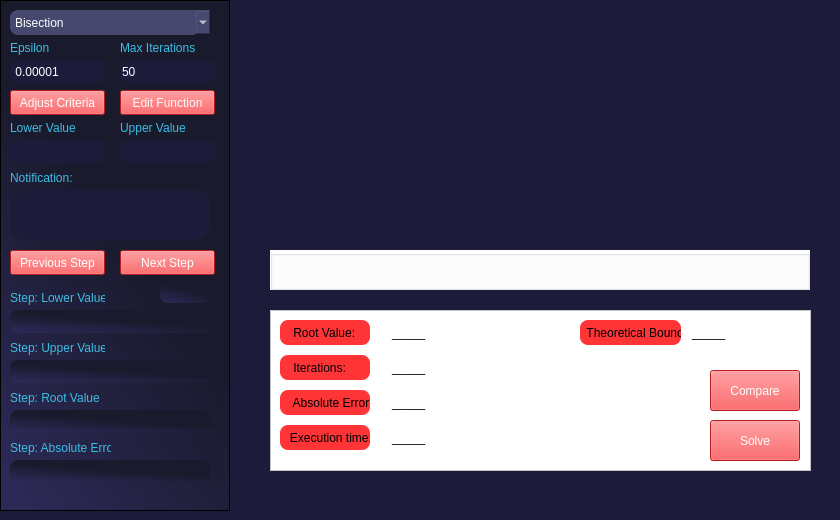
Old version of the form Path Finder/gui/main_window.ui in the repository MohamedZaitoon/Numerical_analysis_toolbox.
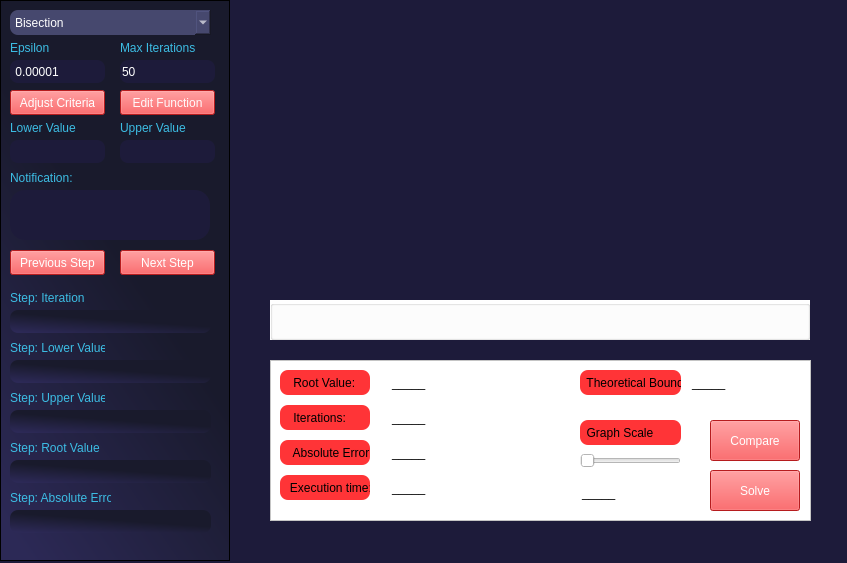
New version of the form. Custom widgets are drawn as their Qt base class.

```diff
--- a/Path Finder/gui/main_window.ui
+++ b/Path Finder/gui/main_window.ui
@@ -9,8 +9,8 @@
    <rect>
     <x>0</x>
     <y>0</y>
-    <width>840</width>
-    <height>520</height>
+    <width>847</width>
+    <height>563</height>
    </rect>
   </property>
   <property name="minimumSize">
@@ -21,8 +21,8 @@
   </property>
   <property name="maximumSize">
    <size>
-    <width>840</width>
-    <height>520</height>
+    <width>1515541</width>
+    <height>515151</height>
    </size>
   </property>
   <property name="mouseTracking">
@@ -331,7 +331,7 @@
       <x>270</x>
       <y>10</y>
       <width>540</width>
-      <height>230</height>
+      <height>271</height>
      </rect>
     </property>
     <property name="font">
@@ -349,7 +349,7 @@
       <x>0</x>
       <y>0</y>
       <width>230</width>
-      <height>511</height>
+      <height>561</height>
      </rect>
     </property>
     <property name="minimumSize">
@@ -440,7 +440,7 @@
      <property name="geometry">
       <rect>
        <x>10</x>
-       <y>290</y>
+       <y>340</y>
        <width>95</width>
        <height>15</height>
       </rect>
@@ -454,10 +454,13 @@
      </property>
     </widget>
     <widget class="QLineEdit" name="step_lower_value_text">
+     <property name="enabled">
+      <bool>false</bool>
+     </property>
      <property name="geometry">
       <rect>
        <x>10</x>
-       <y>310</y>
+       <y>360</y>
        <width>201</width>
        <height>23</height>
       </rect>
@@ -476,7 +479,7 @@
      <property name="geometry">
       <rect>
        <x>10</x>
-       <y>340</y>
+       <y>390</y>
        <width>95</width>
        <height>15</height>
       </rect>
@@ -490,10 +493,13 @@
      </property>
     </widget>
     <widget class="QLineEdit" name="step_upper_value_text">
+     <property name="enabled">
+      <bool>false</bool>
+     </property>
      <property name="geometry">
       <rect>
        <x>10</x>
-       <y>360</y>
+       <y>410</y>
        <width>201</width>
        <height>23</height>
       </rect>
@@ -512,7 +518,7 @@
      <property name="geometry">
       <rect>
        <x>10</x>
-       <y>440</y>
+       <y>490</y>
        <width>101</width>
        <height>16</height>
       </rect>
@@ -526,10 +532,13 @@
      </property>
     </widget>
     <widget class="QLineEdit" name="step_absolute_error">
+     <property name="enabled">
+      <bool>false</bool>
+     </property>
      <property name="geometry">
       <rect>
        <x>10</x>
-       <y>460</y>
+       <y>510</y>
        <width>201</width>
        <height>23</height>
       </rect>
@@ -548,7 +557,7 @@
      <property name="geometry">
       <rect>
        <x>10</x>
-       <y>390</y>
+       <y>440</y>
        <width>95</width>
        <height>15</height>
       </rect>
@@ -562,10 +571,13 @@
      </property>
     </widget>
     <widget class="QLineEdit" name="step_root_value_text">
+     <property name="enabled">
+      <bool>false</bool>
+     </property>
      <property name="geometry">
       <rect>
        <x>10</x>
-       <y>410</y>
+       <y>460</y>
        <width>201</width>
        <height>23</height>
       </rect>
@@ -581,11 +593,14 @@
      </property>
     </widget>
     <widget class="QLineEdit" name="iteration_couner_text">
+     <property name="enabled">
+      <bool>false</bool>
+     </property>
      <property name="geometry">
       <rect>
-       <x>160</x>
-       <y>280</y>
-       <width>51</width>
+       <x>10</x>
+       <y>310</y>
+       <width>201</width>
        <height>23</height>
       </rect>
      </property>
@@ -599,12 +614,29 @@
       <string/>
      </property>
     </widget>
+    <widget class="QLabel" name="label_7">
+     <property name="geometry">
+      <rect>
+       <x>10</x>
+       <y>290</y>
+       <width>95</width>
+       <height>15</height>
+      </rect>
+     </property>
+     <property name="styleSheet">
+      <string notr="true">color: rgb(60, 189, 228);background-color : transparent;
+</string>
+     </property>
+     <property name="text">
+      <string>Step: Iteration</string>
+     </property>
+    </widget>
    </widget>
    <widget class="QGroupBox" name="graph_adjustments">
     <property name="geometry">
      <rect>
       <x>270</x>
-      <y>250</y>
+      <y>300</y>
       <width>540</width>
       <height>40</height>
      </rect>
@@ -617,7 +649,7 @@
     <property name="geometry">
      <rect>
       <x>270</x>
-      <y>310</y>
+      <y>360</y>
       <width>541</width>
       <height>161</height>
      </rect>
@@ -857,6 +889,55 @@
       <string>Compare</string>
      </property>
     </widget>
+    <widget class="QLabel" name="T_2">
+     <property name="geometry">
+      <rect>
+       <x>310</x>
+       <y>60</y>
+       <width>101</width>
+       <height>25</height>
+      </rect>
+     </property>
+     <property name="styleSheet">
+      <string notr="true">color:black;background-color : rgb(255, 52, 55);border-radius : 8;
+</string>
+     </property>
+     <property name="text">
+      <string>  Graph Scale</string>
+     </property>
+    </widget>
+    <widget class="QSlider" name="scale_slider">
+     <property name="geometry">
+      <rect>
+       <x>310</x>
+       <y>90</y>
+       <width>101</width>
+       <height>22</height>
+      </rect>
+     </property>
+     <property name="orientation">
+      <enum>Qt::Horizontal</enum>
+     </property>
+    </widget>
+    <widget class="QLineEdit" name="scale_text">
+     <property name="geometry">
+      <rect>
+       <x>310</x>
+       <y>120</y>
+       <width>101</width>
+       <height>25</height>
+      </rect>
+     </property>
+     <property name="styleSheet">
+      <string notr="true">border-radius : 8;</string>
+     </property>
+     <property name="inputMask">
+      <string/>
+     </property>
+     <property name="text">
+      <string>_____</string>
+     </property>
+    </widget>
    </widget>
    <zorder>frame_2</zorder>
    <zorder>frame</zorder>
```
Left out of the diff: 2 changed lines with no effect on the pictures.
